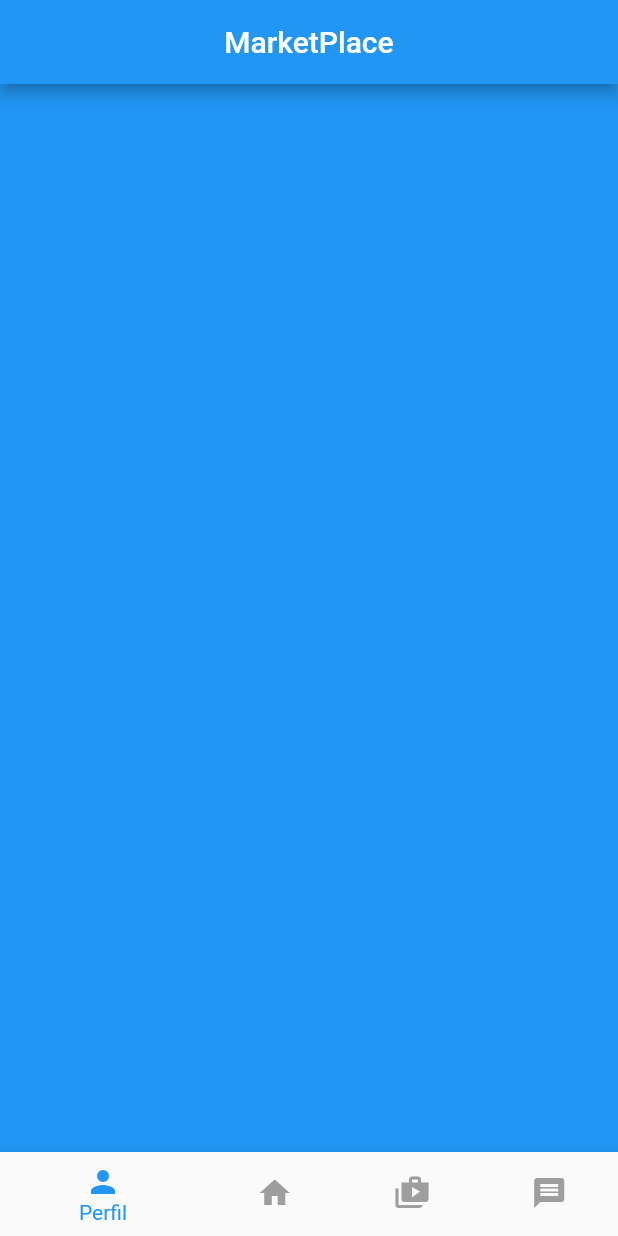
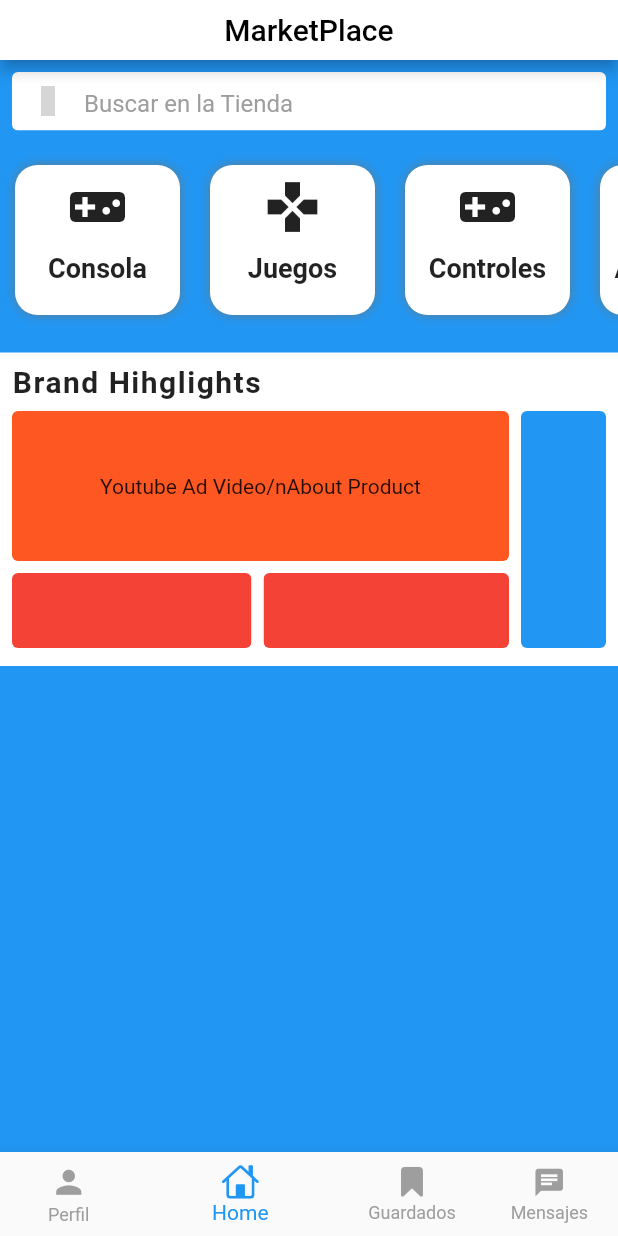
Before and after one commit to Ezee31/marketplace_uni, a Flutter app: the screen it shows after launch, after a tap on "ingresar", on a phone screen of 412 x 824 dp. Run offline on Flutter 3.47's test engine with Material 2 defaults, Android fonts, the light colour scheme and no system bars; our stand-ins replace iconly; grey boxes are pictures that could not be loaded.

Commit message:
Agregando mas Funciones en MainScreen
-Mainscreen
  -Homscreen
   -highlights

```diff
--- a/lib/main.dart
+++ b/lib/main.dart
@@ -1,5 +1,5 @@
 import 'package:flutter/material.dart';
-import 'package:marketplace_uni/screens/home_screen.dart';
+import 'package:marketplace_uni/screens/main_screen.dart';
 import 'package:marketplace_uni/screens/login_screen.dart';
 
 void main() {
@@ -11,11 +11,10 @@ class MarketplaceApp extends StatelessWidget {
   Widget build(BuildContext context) {
     return MaterialApp(
       debugShowCheckedModeBanner: false,
-
       title: 'Material app',
       routes: {
         'login': (_) => const LoginScreen(),
-       'home' : (_) => const HomeScreen(),
+        'home': (_) => const MainScreen(),
       },
       initialRoute: 'login',
     );
--- /dev/null
+++ b/lib/screens/Main_screen.dart
@@ -0,0 +1,77 @@
+import 'package:flutter/cupertino.dart';
+import 'package:flutter/material.dart';
+import 'package:marketplace_uni/screens/guardado_screen.dart';
+import 'package:marketplace_uni/screens/home_screen.dart';
+import 'package:marketplace_uni/screens/message_screen.dart';
+import 'package:marketplace_uni/screens/profile_screen.dart';
+
+class MainScreen extends StatefulWidget {
+  const MainScreen({Key? key}) : super(key: key);
+
+  @override
+  _MainScreenState createState() => _MainScreenState();
+}
+
+class _MainScreenState extends State<MainScreen> {
+  int _selectedIndex = 1;
+
+  PageController pageController = PageController(initialPage: 1);
+
+  void onTapped(int index) {
+    setState(() {
+      _selectedIndex = index;
+    });
+
+    pageController.jumpToPage((index));
+  }
+
+  @override
+  Widget build(BuildContext context) {
+    return Scaffold(
+      body: PageView(
+        //Para detener la vista que de deslice
+        physics: const NeverScrollableScrollPhysics(),
+        controller: pageController,
+        //Se manda a llamar las screens del menu para que sea mas comoda
+        children: const [
+          ProfileScreen(),
+          HomeScreen(),
+          GuardadoScreen(),
+          MessageScreen()
+        ],
+      ),
+      bottomNavigationBar: BottomNavigationBar(
+          items: const <BottomNavigationBarItem>[
+            BottomNavigationBarItem(
+                icon: Icon(
+                  Icons.person,
+                  size: 25,
+                ),
+                label: 'Perfil'),
+            BottomNavigationBarItem(
+                icon: Icon(
+                  CupertinoIcons.home,
+                  size: 25,
+                ),
+                label: 'Home'),
+            BottomNavigationBarItem(
+                icon: Icon(
+                  CupertinoIcons.bookmark_fill,
+                  size: 22,
+                ),
+                label: 'Guardados'),
+            BottomNavigationBarItem(
+                icon: Icon(
+                  Icons.chat,
+                  size: 22,
+                ),
+                label: 'Mensajes'),
+          ],
+          currentIndex: _selectedIndex,
+          selectedItemColor: Colors.blue,
+          showUnselectedLabels: true,
+          unselectedItemColor: Colors.grey,
+          onTap: onTapped),
+    );
+  }
+}
--- /dev/null
+++ b/lib/screens/guardado_screen.dart
@@ -0,0 +1,23 @@
+import 'package:flutter/material.dart';
+
+class GuardadoScreen extends StatelessWidget {
+  const GuardadoScreen({Key? key}) : super(key: key);
+
+  @override
+  Widget build(BuildContext context) {
+    return Scaffold(
+      appBar: PreferredSize(
+        preferredSize: Size.fromHeight(40),
+        child: AppBar(
+          title: const Text('MarketPlace'),
+          centerTitle: true,
+        ),
+      ),
+      body: Container(
+        child: Center(
+          child: Text('a'),
+        ),
+      ),
+    );
+  }
+}
--- a/lib/screens/home_screen.dart
+++ b/lib/screens/home_screen.dart
@@ -1,81 +1,41 @@
 import 'package:flutter/material.dart';
+import 'package:iconly/iconly.dart';
 import 'package:marketplace_uni/widgets/categorias.dart';
+import 'package:marketplace_uni/widgets/highlights.dart';
+import 'package:marketplace_uni/widgets/searchbar.dart';
 
-class HomeScreen extends StatefulWidget {
+class HomeScreen extends StatelessWidget {
   const HomeScreen({Key? key}) : super(key: key);
-
-  @override
-  _HomeScreenState createState() => _HomeScreenState();
-}
-
-class _HomeScreenState extends State<HomeScreen> {
-  int _selectedIndex = 0;
-  PageController pageController = PageController();
-  void onTapped(int index) {
-    setState(() {
-      _selectedIndex = index;
-    });
-    pageController.jumpToPage((index));
-  }
 
   @override
   Widget build(BuildContext context) {
     return Scaffold(
-      appBar: AppBar(
-        title: const Text('MarketPlace'),
+      backgroundColor: Colors.blue,
+      appBar: PreferredSize(
+        preferredSize: Size.fromHeight(40),
+        child: AppBar(
+          backgroundColor: Colors.white,
+          title: const Text(
+            'MarketPlace',
+            style: TextStyle(color: Colors.black),
+          ),
           centerTitle: true,
         ),
-      body: PageView(
-        //Para detener la vista que de deslice
-        physics: NeverScrollableScrollPhysics(),
-        controller: pageController,
-        children: [
-          Container(
-            color: Colors.blue,
       ),
-          ListView(
+      body: ListView(
         children: <Widget>[
-              const Center(
-                  child: Text(
-                'Categorias',
-                style: TextStyle(fontSize: 20),
-              )),
+          //Barra de busqueda
+          Searchbarra(),
           const SizedBox(
-                height: 10,
+            height: 5,
           ),
           CategoriasFormato(),
-              const Center(
-                  child: Text(
-                'Productos',
-                style: TextStyle(fontSize: 20),
-              )),
           const SizedBox(
-                height: 10,
+            height: 15,
           ),
-              //AllProducts(),
+          BrandHighlights(),
         ],
       ),
-          Container(
-            color: Colors.green,
-          ),
-          Container(
-            color: Colors.yellow,
-          ),
-        ],
-      ),
-      bottomNavigationBar: BottomNavigationBar(
-          items: const <BottomNavigationBarItem>[
-            BottomNavigationBarItem(icon: Icon(Icons.person), label: 'Perfil'),
-            BottomNavigationBarItem(icon: Icon(Icons.home), label: 'Home'),
-            BottomNavigationBarItem(
-                icon: Icon(Icons.shop_two), label: 'Tienda'),
-            BottomNavigationBarItem(
-                icon: Icon(Icons.message), label: 'Mensajes'),
-          ],
-          currentIndex: _selectedIndex,
-          selectedItemColor: Colors.blue,
-          unselectedItemColor: Colors.grey,
-          onTap: onTapped),
     );
   }
 }
--- /dev/null
+++ b/lib/screens/message_screen.dart
@@ -0,0 +1,23 @@
+import 'package:flutter/material.dart';
+
+class MessageScreen extends StatelessWidget {
+  const MessageScreen({Key? key}) : super(key: key);
+
+  @override
+  Widget build(BuildContext context) {
+    return Scaffold(
+      appBar: PreferredSize(
+        preferredSize: Size.fromHeight(40),
+        child: AppBar(
+          title: const Text('MarketPlace'),
+          centerTitle: true,
+        ),
+      ),
+      body: Container(
+        child: Center(
+          child: Text('a'),
+        ),
+      ),
+    );
+  }
+}
--- /dev/null
+++ b/lib/screens/profile_screen.dart
@@ -0,0 +1,23 @@
+import 'package:flutter/material.dart';
+
+class ProfileScreen extends StatelessWidget {
+  const ProfileScreen({Key? key}) : super(key: key);
+
+  @override
+  Widget build(BuildContext context) {
+    return Scaffold(
+      appBar: PreferredSize(
+        preferredSize: Size.fromHeight(40),
+        child: AppBar(
+          title: const Text('MarketPlace'),
+          centerTitle: true,
+        ),
+      ),
+      body: Container(
+        child: Center(
+          child: Text('a'),
+        ),
+      ),
+    );
+  }
+}
--- /dev/null
+++ b/lib/widgets/highlights.dart
@@ -0,0 +1,101 @@
+import 'package:flutter/material.dart';
+
+class BrandHighlights extends StatelessWidget {
+  const BrandHighlights({Key? key}) : super(key: key);
+
+  @override
+  Widget build(BuildContext context) {
+    return Container(
+      color: Colors.white,
+      child: Column(children: [
+        const Padding(
+          padding: EdgeInsets.all(8.0),
+          child: Align(
+            alignment: Alignment.centerLeft,
+            child: Text(
+              'Brand Hihglights',
+              style: TextStyle(
+                  fontWeight: FontWeight.bold, letterSpacing: 1, fontSize: 20),
+            ),
+          ),
+        ),
+        Container(
+          height: 170,
+          width: MediaQuery.of(context).size.width,
+          color: Colors.white,
+          child: PageView(
+            children: [
+              Row(
+                children: [
+                  Expanded(
+                    flex: 5,
+                    child: Column(
+                      children: [
+                        Padding(
+                          padding: const EdgeInsets.fromLTRB(8, 0, 4, 8),
+                          child: ClipRRect(
+                            borderRadius: BorderRadius.circular(4),
+                            child: Container(
+                              height: 100,
+                              color: Colors.deepOrange,
+                              child: const Center(
+                                  child:
+                                      Text('Youtube Ad Video/nAbout Product')),
+                            ),
+                          ),
+                        ),
+                        Row(
+                          children: [
+                            Expanded(
+                                flex: 1,
+                                child: Padding(
+                                  padding:
+                                      const EdgeInsets.fromLTRB(8, 0, 4, 8),
+                                  child: ClipRRect(
+                                    borderRadius: BorderRadius.circular(4),
+                                    child: Container(
+                                      height: 50,
+                                      color: Colors.red,
+                                    ),
+                                  ),
+                                )),
+                            Expanded(
+                                flex: 1,
+                                child: Padding(
+                                  padding:
+                                      const EdgeInsets.fromLTRB(4, 0, 4, 8),
+                                  child: ClipRRect(
+                                    borderRadius: BorderRadius.circular(4),
+                                    child: Container(
+                                      height: 50,
+                                      color: Colors.red,
+                                    ),
+                                  ),
+                                )),
+                          ],
+                        ),
+                      ],
+                    ),
+                  ),
+                  Expanded(
+                    flex: 1,
+                    child: Padding(
+                      padding: const EdgeInsets.fromLTRB(4, 0, 8, 12),
+                      child: ClipRRect(
+                        borderRadius: BorderRadius.circular(4),
+                        child: Container(
+                          height: 160,
+                          color: Colors.blue,
+                        ),
+                      ),
+                    ),
+                  ),
+                ],
+              )
+            ],
+          ),
+        ),
+      ]),
+    );
+  }
+}
--- /dev/null
+++ b/lib/widgets/searchbar.dart
@@ -0,0 +1,35 @@
+import 'package:flutter/material.dart';
+import 'package:iconly/iconly.dart';
+
+class Searchbarra extends StatelessWidget {
+  @override
+  Widget build(BuildContext context) {
+    return Column(
+      children: [
+        SizedBox(
+          height: 55,
+          child: Padding(
+            padding: const EdgeInsets.all(8.0),
+            child: ClipRRect(
+              borderRadius: BorderRadius.circular(4),
+              child: const TextField(
+                decoration: InputDecoration(
+                    filled: true,
+                    fillColor: Colors.white,
+                    border: InputBorder.none,
+                    contentPadding: EdgeInsets.fromLTRB(8, 7, 8, 0),
+                    hintText: 'Buscar en la Tienda',
+                    hintStyle: TextStyle(color: Colors.grey),
+                    prefixIcon: Icon(
+                      IconlyLight.search,
+                      size: 20,
+                      color: Colors.grey,
+                    )),
+              ),
+            ),
+          ),
+        ),
+      ],
+    );
+  }
+}
--- a/pubspec.yaml
+++ b/pubspec.yaml
@@ -28,6 +28,7 @@ environment:
 # the latest version available on pub.dev. To see which dependencies have newer
 # versions available, run `flutter pub outdated`.
 dependencies:
+  iconly: ^1.0.1
   flutter:
     sdk: flutter
 
```
Also changed, not shown: pubspec.lock. Lines whose indentation alone changed are shown as unchanged.
